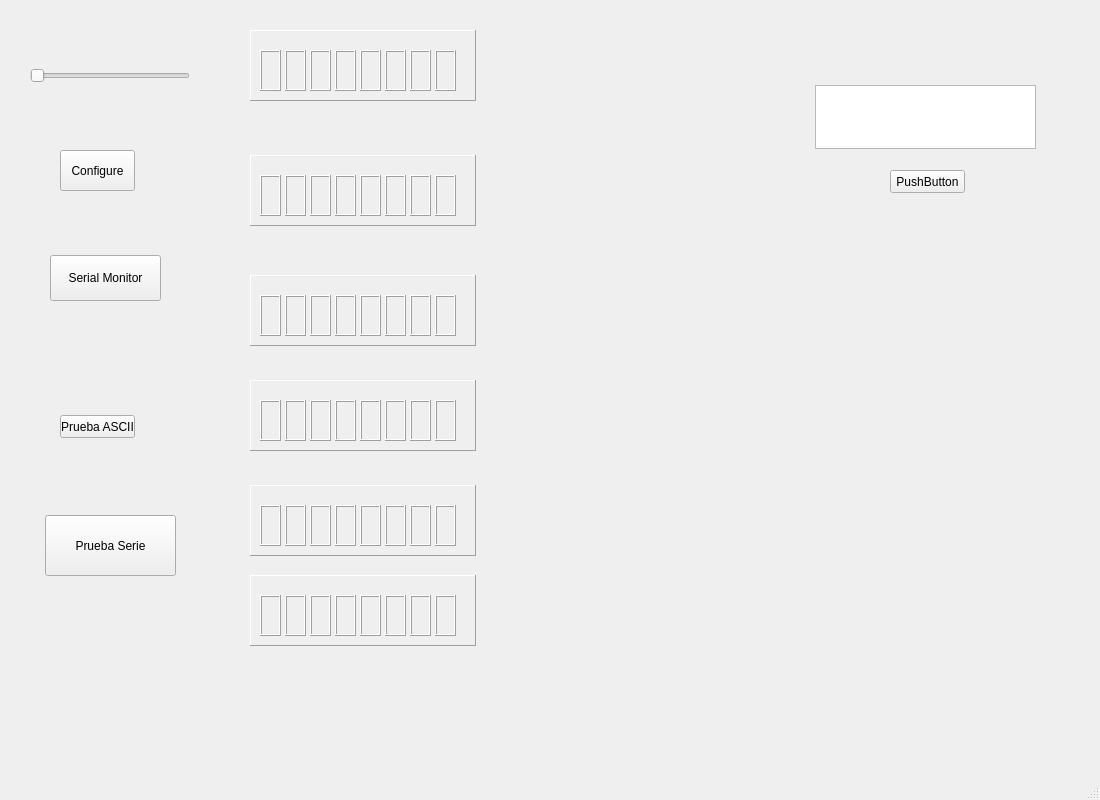
Old version of the form src/mainwindow.ui in the repository frechilla/qslotracing.
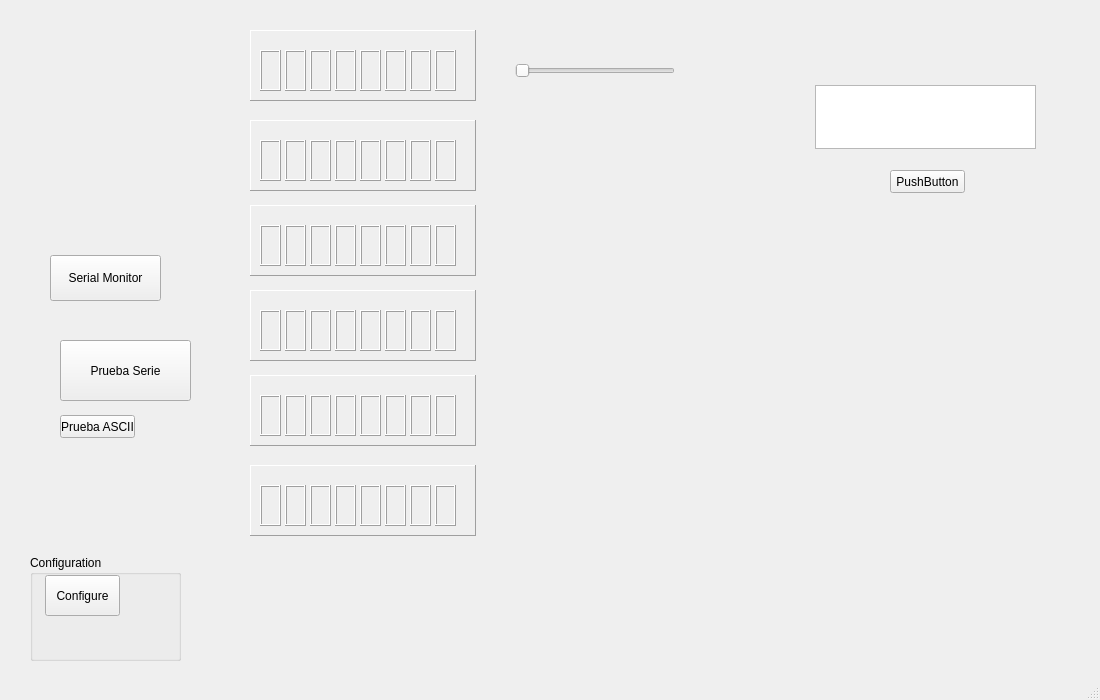
New version of the form. Icons and pictures are not drawn.

Commit message: Configuration window updated. Trying to show bitmaps at MainWindow using QLabel.

Diff of the .ui file:
```diff
--- a/src/mainwindow.ui
+++ b/src/mainwindow.ui
@@ -7,38 +7,25 @@
     <x>0</x>
     <y>0</y>
     <width>1100</width>
-    <height>800</height>
+    <height>700</height>
    </rect>
   </property>
   <property name="minimumSize">
    <size>
     <width>1100</width>
-    <height>800</height>
+    <height>700</height>
    </size>
   </property>
   <property name="maximumSize">
    <size>
     <width>1100</width>
-    <height>800</height>
+    <height>700</height>
    </size>
   </property>
   <property name="windowTitle">
    <string>MainWindow</string>
   </property>
   <widget class="QWidget" name="centralWidget">
-   <widget class="QPushButton" name="BtnConfigure">
-    <property name="geometry">
-     <rect>
-      <x>60</x>
-      <y>150</y>
-      <width>75</width>
-      <height>41</height>
-     </rect>
-    </property>
-    <property name="text">
-     <string>Configure</string>
-    </property>
-   </widget>
    <widget class="QFrame" name="frame">
     <property name="geometry">
      <rect>
@@ -211,7 +198,7 @@
     <property name="geometry">
      <rect>
       <x>250</x>
-      <y>155</y>
+      <y>120</y>
       <width>226</width>
       <height>71</height>
      </rect>
@@ -379,7 +366,7 @@
     <property name="geometry">
      <rect>
       <x>250</x>
-      <y>275</y>
+      <y>205</y>
       <width>226</width>
       <height>71</height>
      </rect>
@@ -546,8 +533,8 @@
    <widget class="QSlider" name="horizontalSlider">
     <property name="geometry">
      <rect>
-      <x>30</x>
-      <y>65</y>
+      <x>515</x>
+      <y>60</y>
       <width>160</width>
       <height>21</height>
      </rect>
@@ -563,7 +550,7 @@
     <property name="geometry">
      <rect>
       <x>250</x>
-      <y>380</y>
+      <y>290</y>
       <width>226</width>
       <height>71</height>
      </rect>
@@ -731,7 +718,7 @@
     <property name="geometry">
      <rect>
       <x>250</x>
-      <y>485</y>
+      <y>375</y>
       <width>226</width>
       <height>71</height>
      </rect>
@@ -899,7 +886,7 @@
     <property name="geometry">
      <rect>
       <x>250</x>
-      <y>575</y>
+      <y>465</y>
       <width>226</width>
       <height>71</height>
      </rect>
@@ -1102,8 +1089,8 @@
    <widget class="QPushButton" name="pushButton_3">
     <property name="geometry">
      <rect>
-      <x>45</x>
-      <y>515</y>
+      <x>60</x>
+      <y>340</y>
       <width>131</width>
       <height>61</height>
      </rect>
@@ -1125,6 +1112,48 @@
      <string>Serial Monitor</string>
     </property>
    </widget>
+   <widget class="QGroupBox" name="groupBox">
+    <property name="geometry">
+     <rect>
+      <x>30</x>
+      <y>555</y>
+      <width>151</width>
+      <height>106</height>
+     </rect>
+    </property>
+    <property name="title">
+     <string>Configuration</string>
+    </property>
+    <widget class="QPushButton" name="BtnConfigure">
+     <property name="geometry">
+      <rect>
+       <x>15</x>
+       <y>20</y>
+       <width>75</width>
+       <height>41</height>
+      </rect>
+     </property>
+     <property name="text">
+      <string>Configure</string>
+     </property>
+    </widget>
+   </widget>
+   <widget class="QLabel" name="car1">
+    <property name="geometry">
+     <rect>
+      <x>25</x>
+      <y>35</y>
+      <width>206</width>
+      <height>146</height>
+     </rect>
+    </property>
+    <property name="text">
+     <string/>
+    </property>
+    <property name="pixmap">
+     <pixmap resource="pics/tool.qrc">:/pics/ferrari</pixmap>
+    </property>
+   </widget>
   </widget>
   <widget class="QMenuBar" name="menuBar">
    <property name="geometry">
```
Left out of the diff: 6 changed lines with no effect on the pictures. The commit also changes 12 other files.
